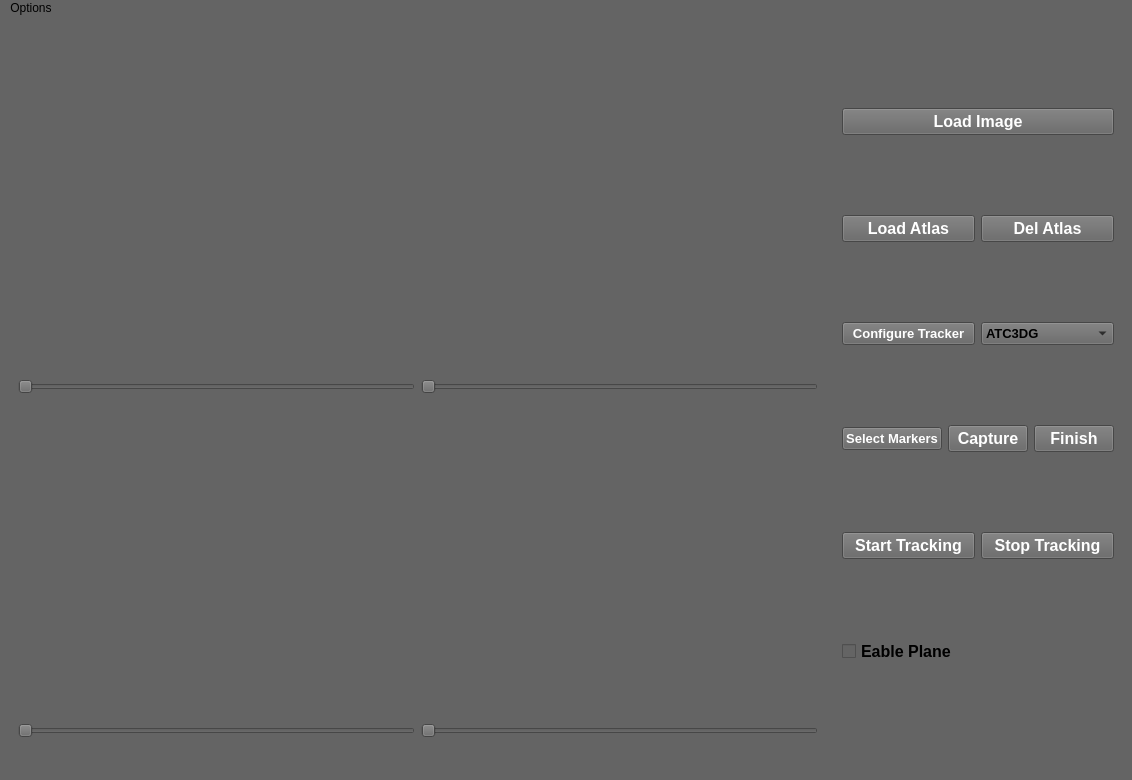
Above: mainWindow.ui from Beastmaster/Tracking3D_Example before the change. Below: the same form after it.
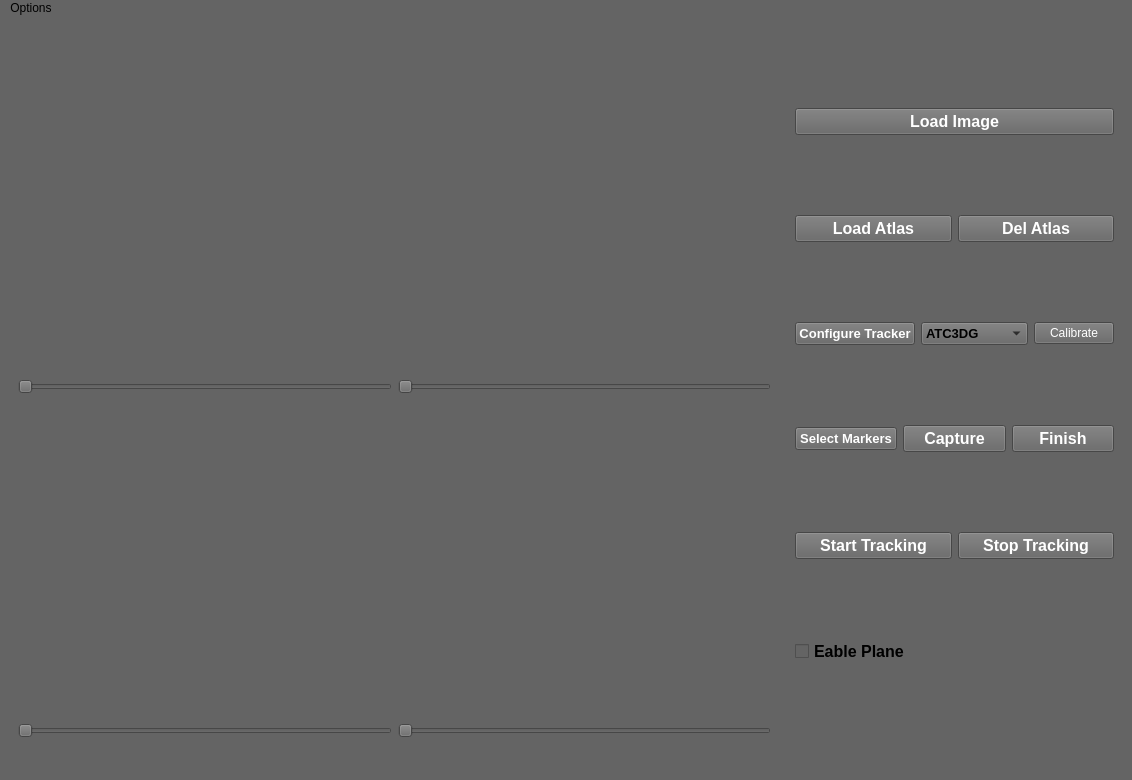
That is the form after the change. Custom widgets are drawn as their Qt base class.

```diff
--- a/mainWindow.ui
+++ b/mainWindow.ui
@@ -270,6 +270,32 @@
            </item>
           </widget>
          </item>
+         <item>
+          <widget class="QPushButton" name="calib_Btn">
+           <property name="styleSheet">
+            <string notr="true">QPushButton { color: rgb(255, 255, 255);}
+ 
+QPushButton:pressed { color: rgb(255, 255, 255);border: none;margin: 0px;padding: 0px;background-color:rgb(0,102,224);}
+
+QPushButton:hover:!pressed { color: rgb(255, 255, 255);border: none;margin: 0px;padding: 0px;background-color:rgb(63,63,70);}
+
+QPushButton:hover { color:rgb(255, 255, 255);}
+
+
+
+QPushButton:checked { color: rgb(255, 255, 255);border: 1px solid rgba(0,102,224);margin: 0px;padding: 0px;}
+
+QPushButton:checked:hover { color: rgb(255, 255, 255);border: 1px solid rgba(0,102,224);margin: 0px;padding: 0px;background-color:rgb(63,63,70);}
+
+QPushButton:checked:hover:!pressed { color: rgb(255, 255, 255);border: 1px solid rgba(0,102,224);margin: 0px;padding: 0px;background-color:rgb(63,63,102);}
+
+QPushButton:checked:pressed { color: rgb(255, 255, 255);border: none;margin: 0px;padding: 0px;background-color:rgb(0,102,224);}</string>
+           </property>
+           <property name="text">
+            <string>Calibrate</string>
+           </property>
+          </widget>
+         </item>
         </layout>
        </item>
        <item>
```
